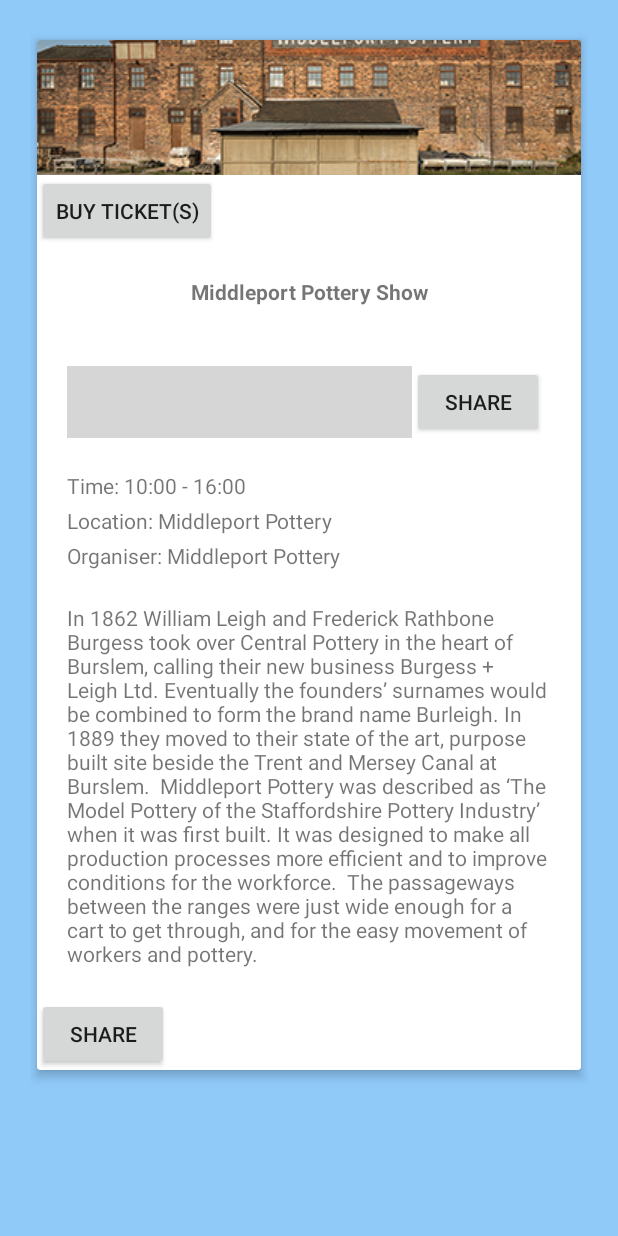
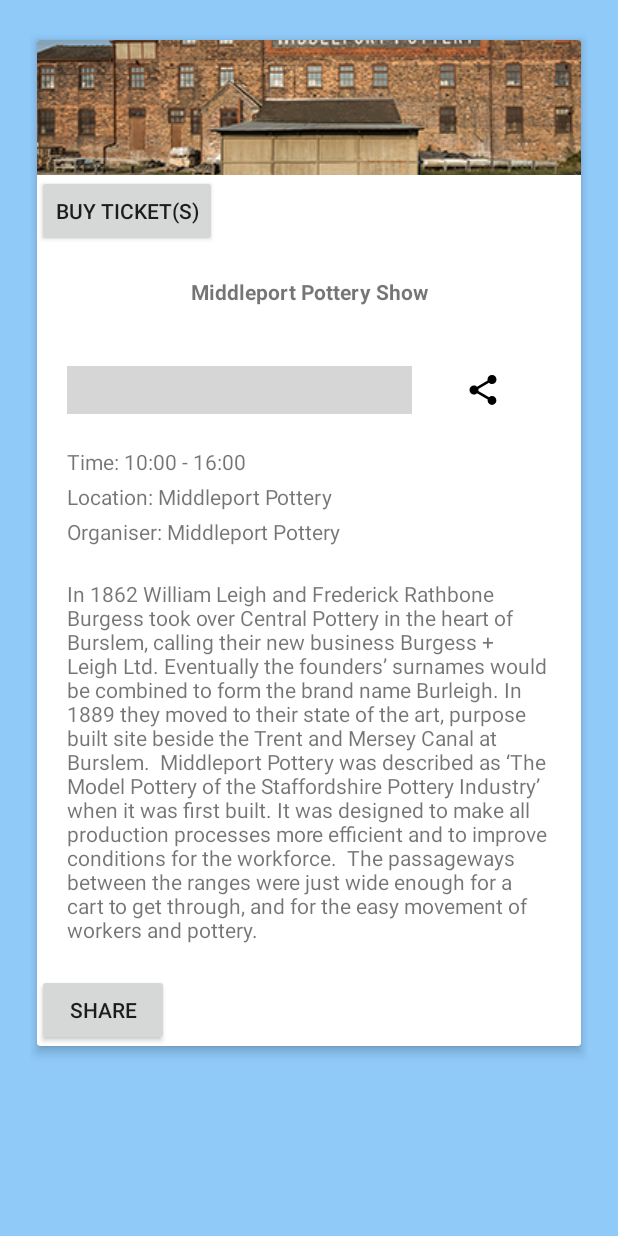
Before and after one commit to GamesB2/StokeWayfinder, an Android app: the Tickets_View screen opened directly, with no data from a screen before it, on a phone screen of 412 x 824 dp. Run offline under Robolectric (Android 15) with nearby library versions, the phone set to English and light mode, and no system bars; our stand-ins replace Volley; libraries missing offline, so code that uses them is left out: com.facebook, com.facebook.share, com.inthecheesefactory.lib; plain views replace FBLikeView; 8 statements that could not run were skipped; grey boxes are pictures that could not be loaded.

Commit message:
Wills done some stuff, pre merge

```diff
--- a/app/src/main/res/layout/ticket_view.xml
+++ b/app/src/main/res/layout/ticket_view.xml
@@ -73,11 +73,6 @@
 
                         </GridLayout>
 
-                        <Button
-                            android:id="@+id/twittershare"
-                            android:layout_width="wrap_content"
-                            android:layout_height="wrap_content"
-                            android:text="Share" />
                         <ImageView
                             android:id="@+id/share"
                             android:layout_width="match_parent"
```
